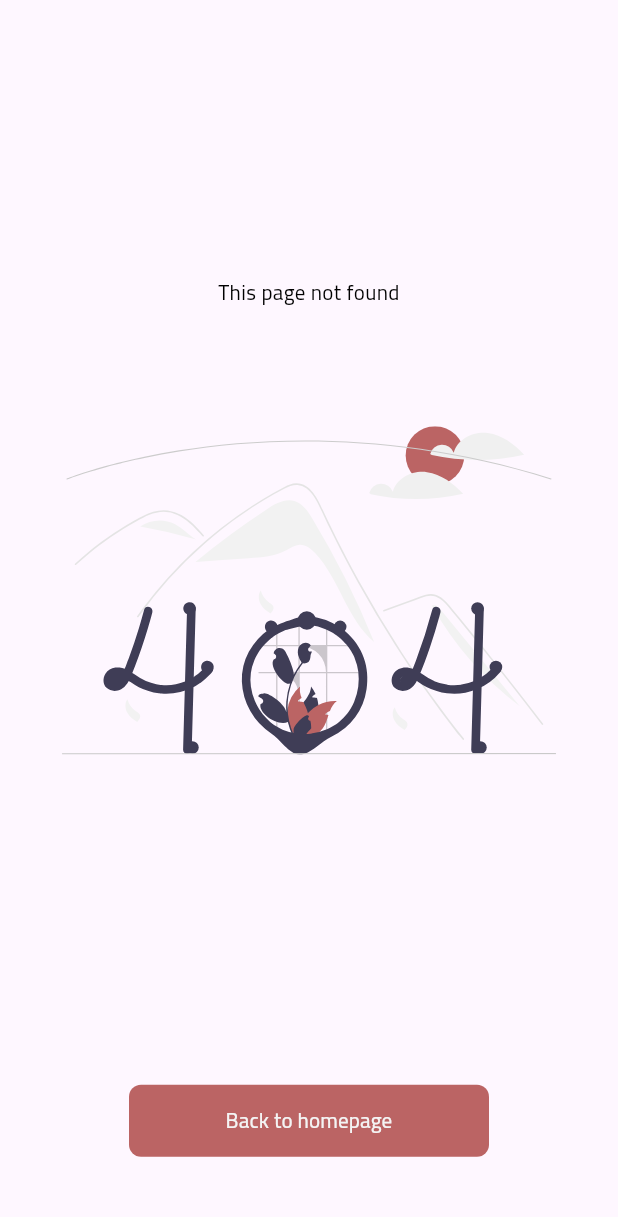
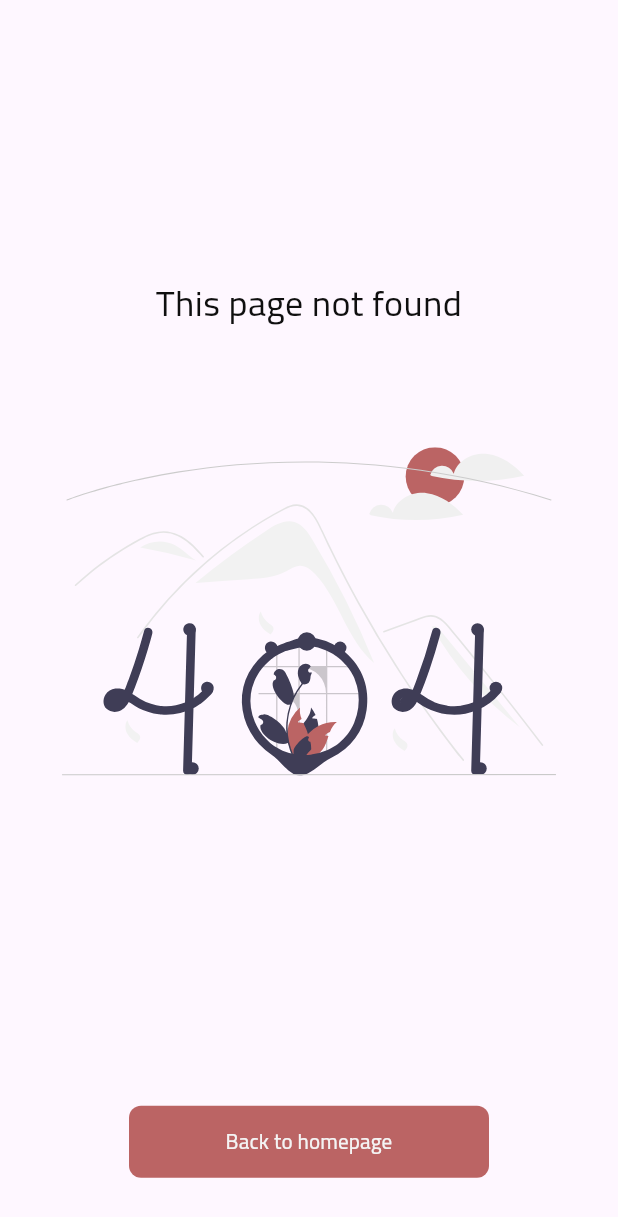
Before and after one commit to mahmoudmahm00d/flutter-consulting-platform, a Flutter app: the UnknownRouteScreen screen opened directly, on a phone screen of 412 x 824 dp. Shown: the top 1217 px of the screen. Run offline on Flutter 3.47's test engine with Material 2 defaults, Android fonts, the phone set to English and light mode, and no system bars; our stand-ins replace dio, flutter_svg, get, get_storage, phosphor_flutter; accounts and stored records are empty.

Commit message:
Add more option to application text

```diff
--- a/lib/screens/shared/text.dart
+++ b/lib/screens/shared/text.dart
@@ -1,16 +1,30 @@
 import 'package:flutter/material.dart';
-import 'package:flutter_consulting_platform/core/fonts.dart';
+import 'package:flutter_consulting_platform/core/colors.dart';
+import '/core/fonts.dart';
 
 class ApplicationText extends StatelessWidget {
   final String text;
+  final double size;
   final Color color;
-  const ApplicationText({Key? key, required this.text, this.color = Colors.black}) : super(key: key);
+  final FontWeight weight;
+  const ApplicationText({
+    Key? key,
+    required this.text,
+    this.color = ApplicationColors.dark,
+    this.weight = FontWeight.normal,
+    this.size = 16,
+  }) : super(key: key);
 
   @override
   Widget build(BuildContext context) {
-    return Text(text,
-      style: TextStyle(fontFamily: ApplicationFonts.defaultFamily
-      ,color: color,),
+    return Text(
+      text,
+      style: TextStyle(
+        fontFamily: ApplicationFonts.defaultFamily,
+        color: color,
+        fontWeight: weight,
+        fontSize: size,
+      ),
     );
   }
 }
```
